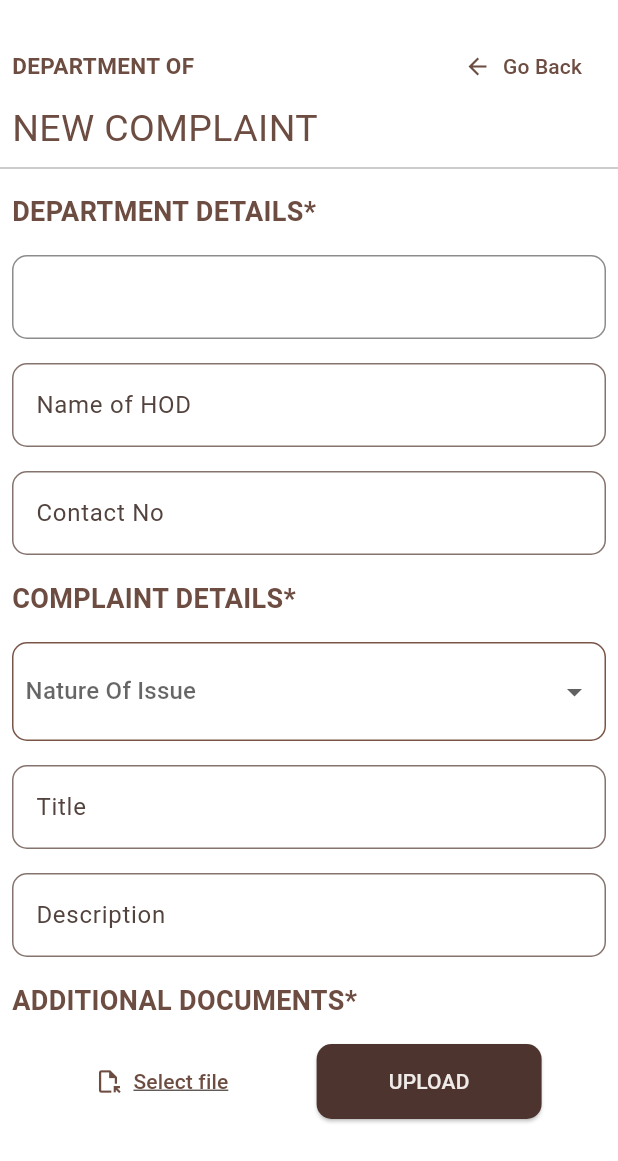
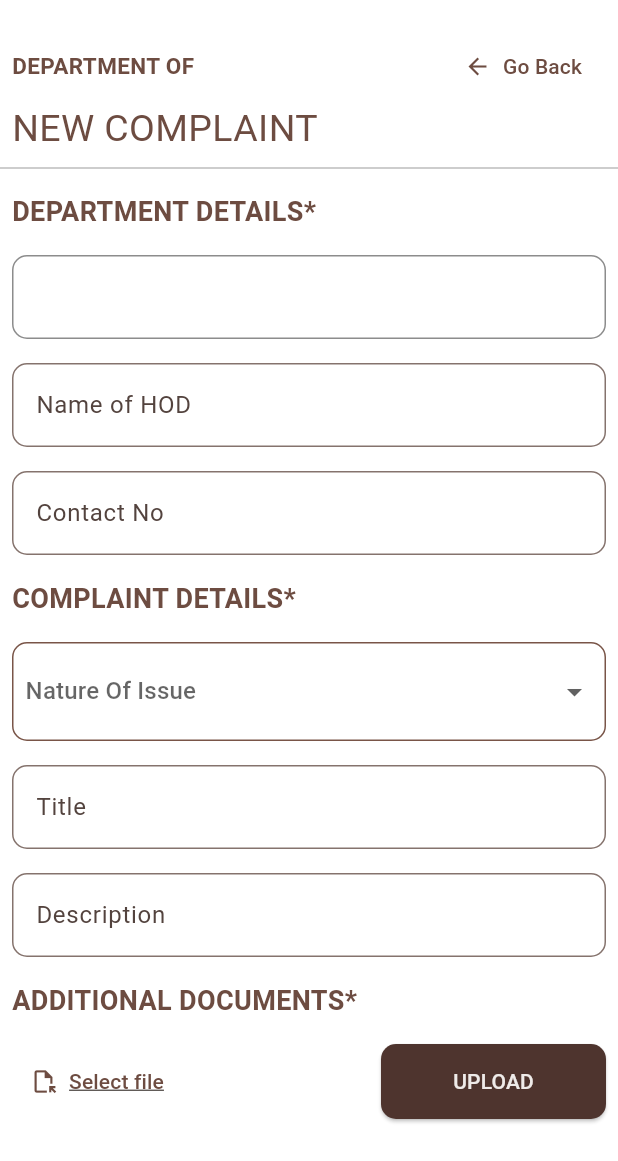
Before and after one commit to basilanazer/group-6-miniproject-gectfma, a Flutter app: the FileComplaint screen opened directly with empty values, on a phone screen of 412 x 824 dp, the part 75-1236 px from its top. Run offline on Flutter 3.47's test engine with Material 3 defaults, Android fonts, the phone set to English and light mode, and no system bars; our stand-ins replace cloud_firestore, file_picker, firebase_auth, firebase_core, firebase_messaging, firebase_storage and 5 more; missing offline and left inert: syncfusion_flutter_pdf; accounts and stored records are empty.

Commit message:
problems resolved

```diff
--- a/gectfma/lib/File_Complaint/file_complaint.dart
+++ b/gectfma/lib/File_Complaint/file_complaint.dart
@@ -291,7 +291,7 @@ class _FileComplaintState extends State<FileComplaint> {
           Padding(
             padding: const EdgeInsets.all(8),
             child: Row(
-                mainAxisAlignment: MainAxisAlignment.spaceEvenly,
+                mainAxisAlignment: MainAxisAlignment.spaceBetween,
                 children: <Widget>[
                   if (pickedFile == null)
                     TextButton.icon(
@@ -307,12 +307,11 @@ class _FileComplaintState extends State<FileComplaint> {
                           decoration: TextDecoration.underline,
                         ),
                       ),
-                    )
-                  else
+                    ),
+                  if (pickedFile != null)
                     Expanded(  // Use Expanded to ensure the row uses all available space.
                       child:
                       Row(
-                        mainAxisAlignment: MainAxisAlignment.spaceArround,
                         children: [
                           Flexible(  // Use Flexible to let the text button shrink according to available space.
                             child: TextButton(
@@ -342,10 +341,8 @@ class _FileComplaintState extends State<FileComplaint> {
                         ],
                       ),
                    ),
-                  if (isloading)
+                   if(isloading)
                     const CircularProgressIndicator()
-
-
                   else
                   ElevatedButton(
                     onPressed: uploadFile,
```
